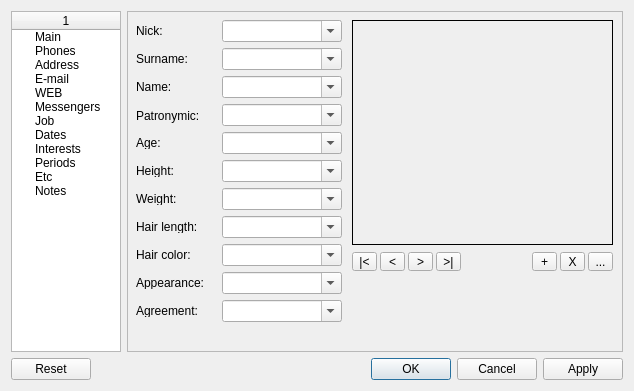
Qt form Forms/CPersonEdit.ui (skynowa/xxxdb) before a commit.
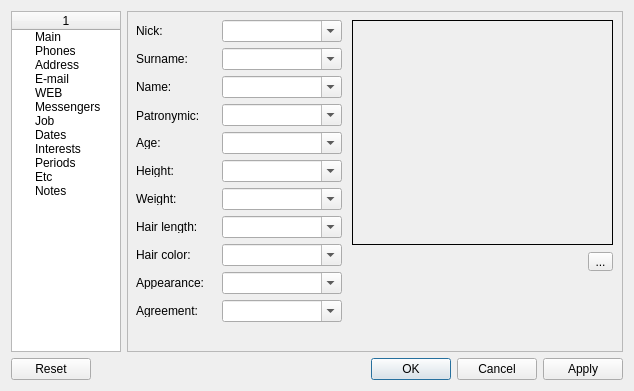
The same form after that commit.

Commit message: ADD: photo album button in person editor

```diff
--- a/Forms/CPersonEdit.ui
+++ b/Forms/CPersonEdit.ui
@@ -167,85 +167,7 @@
         <number>4</number>
        </property>
       </widget>
-      <widget class="QToolButton" name="tbtnPhotoChange">
-       <property name="geometry">
-        <rect>
-         <x>404</x>
-         <y>240</y>
-         <width>25</width>
-         <height>19</height>
-        </rect>
-       </property>
-       <property name="text">
-        <string>+</string>
-       </property>
-      </widget>
-      <widget class="QToolButton" name="tbtnPhotoDelete">
-       <property name="geometry">
-        <rect>
-         <x>432</x>
-         <y>240</y>
-         <width>25</width>
-         <height>19</height>
-        </rect>
-       </property>
-       <property name="text">
-        <string>X</string>
-       </property>
-      </widget>
-      <widget class="QToolButton" name="toolButton">
-       <property name="geometry">
-        <rect>
-         <x>224</x>
-         <y>240</y>
-         <width>25</width>
-         <height>19</height>
-        </rect>
-       </property>
-       <property name="text">
-        <string>|&lt;</string>
-       </property>
-      </widget>
-      <widget class="QToolButton" name="toolButton_2">
-       <property name="geometry">
-        <rect>
-         <x>252</x>
-         <y>240</y>
-         <width>25</width>
-         <height>19</height>
-        </rect>
-       </property>
-       <property name="text">
-        <string>&lt;</string>
-       </property>
-      </widget>
-      <widget class="QToolButton" name="toolButton_3">
-       <property name="geometry">
-        <rect>
-         <x>280</x>
-         <y>240</y>
-         <width>25</width>
-         <height>19</height>
-        </rect>
-       </property>
-       <property name="text">
-        <string>&gt;</string>
-       </property>
-      </widget>
-      <widget class="QToolButton" name="toolButton_4">
-       <property name="geometry">
-        <rect>
-         <x>308</x>
-         <y>240</y>
-         <width>25</width>
-         <height>19</height>
-        </rect>
-       </property>
-       <property name="text">
-        <string>&gt;|</string>
-       </property>
-      </widget>
-      <widget class="QToolButton" name="tbtnPhotoSaveAs">
+      <widget class="QToolButton" name="tbtnPhotoAlbum">
        <property name="geometry">
         <rect>
          <x>460</x>
```
The commit also changes 4 other files.
